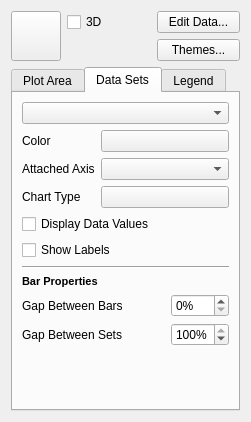
Old version of the form kchart/shape/ChartConfigWidget.ui in the repository KDE/koffice-chartingshape.
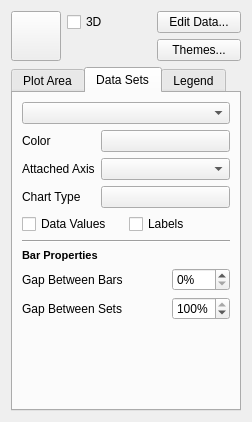
New version of the form. The open tabs and pages were chosen to show the change. Icons and pictures are not drawn. Custom widgets are drawn as their Qt base class.

Commit message: Little improvements on the dataset-specific chart type property

Patch:
```diff
--- a/kchart/shape/ChartConfigWidget.ui
+++ b/kchart/shape/ChartConfigWidget.ui
@@ -6,7 +6,7 @@
    <rect>
     <x>0</x>
     <y>0</y>
-    <width>251</width>
+    <width>252</width>
     <height>422</height>
    </rect>
   </property>
@@ -242,7 +242,7 @@
        <rect>
         <x>0</x>
         <y>0</y>
-        <width>231</width>
+        <width>232</width>
         <height>306</height>
        </rect>
       </property>
@@ -287,21 +287,14 @@
          </property>
         </widget>
        </item>
-       <item row="4" column="0" colspan="3" >
-        <widget class="QCheckBox" name="datasetShowValues" >
-         <property name="text" >
-          <string>Display Data Values</string>
-         </property>
-        </widget>
-       </item>
-       <item row="6" column="0" colspan="3" >
+       <item row="5" column="0" colspan="3" >
         <widget class="Line" name="propertiesSeparator" >
          <property name="orientation" >
           <enum>Qt::Horizontal</enum>
          </property>
         </widget>
        </item>
-       <item row="7" column="0" colspan="3" >
+       <item row="6" column="0" colspan="3" >
         <widget class="QLabel" name="barPropertiesLabel" >
          <property name="text" >
           <string>&lt;!DOCTYPE HTML PUBLIC "-//W3C//DTD HTML 4.0//EN" "http://www.w3.org/TR/REC-html40/strict.dtd">
@@ -312,14 +305,14 @@
          </property>
         </widget>
        </item>
-       <item row="8" column="0" colspan="2" >
+       <item row="7" column="0" colspan="2" >
         <widget class="QLabel" name="gapBetweenBarsLabel" >
          <property name="text" >
           <string>Gap Between Bars</string>
          </property>
         </widget>
        </item>
-       <item row="8" column="2" >
+       <item row="7" column="2" >
         <widget class="QSpinBox" name="gapBetweenBars" >
          <property name="sizePolicy" >
           <sizepolicy vsizetype="Fixed" hsizetype="Fixed" >
@@ -335,14 +328,14 @@
          </property>
         </widget>
        </item>
-       <item row="9" column="0" colspan="2" >
+       <item row="8" column="0" colspan="2" >
         <widget class="QLabel" name="gapBetweenSetsLabel" >
          <property name="text" >
           <string>Gap Between Sets</string>
          </property>
         </widget>
        </item>
-       <item row="9" column="2" >
+       <item row="8" column="2" >
         <widget class="QSpinBox" name="gapBetweenSets" >
          <property name="suffix" >
           <string>%</string>
@@ -355,7 +348,7 @@
          </property>
         </widget>
        </item>
-       <item row="10" column="0" >
+       <item row="9" column="0" >
         <spacer>
          <property name="orientation" >
           <enum>Qt::Vertical</enum>
@@ -398,12 +391,23 @@
          </property>
         </widget>
        </item>
-       <item row="5" column="0" colspan="3" >
-        <widget class="QCheckBox" name="dataSetShowLabels" >
-         <property name="text" >
-          <string>Show Labels</string>
-         </property>
-        </widget>
+       <item row="4" column="0" colspan="3" >
+        <layout class="QHBoxLayout" name="horizontalLayout_2" >
+         <item>
+          <widget class="QCheckBox" name="datasetShowValues" >
+           <property name="text" >
+            <string>Data Values</string>
+           </property>
+          </widget>
+         </item>
+         <item>
+          <widget class="QCheckBox" name="dataSetShowLabels" >
+           <property name="text" >
+            <string>Labels</string>
+           </property>
+          </widget>
+         </item>
+        </layout>
        </item>
       </layout>
      </widget>
```
Left out of the diff: 4 changed lines with no effect on the pictures. The commit also changes 1 other file.
